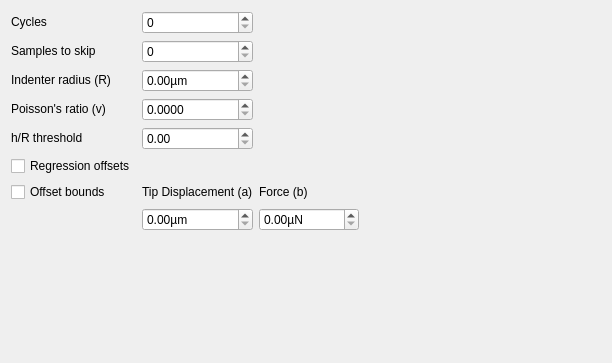
Old version of the form mech_analyser/experiment/microtester_g2/microindentation/view.ui in the repository ksonter95/InstronAnalyser.
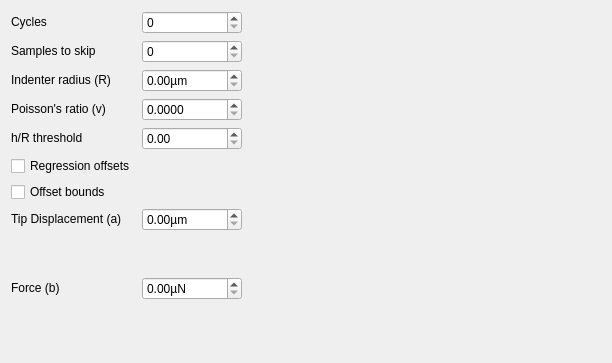
New version of the form.

Commit message: - aligned all labels and inputs in microindentation

The edit to the form file:
```diff
--- a/mech_analyser/experiment/microtester_g2/microindentation/view.ui
+++ b/mech_analyser/experiment/microtester_g2/microindentation/view.ui
@@ -43,7 +43,7 @@
      </property>
     </widget>
    </item>
-   <item row="0" column="3" rowspan="9">
+   <item row="0" column="3" rowspan="10">
     <spacer name="s_Horizontal">
      <property name="orientation">
       <enum>Qt::Orientation::Horizontal</enum>
@@ -225,7 +225,7 @@
      </property>
     </widget>
    </item>
-   <item row="6" column="1">
+   <item row="7" column="0">
     <widget class="QLabel" name="l_OffsetTipDisplacement">
      <property name="sizePolicy">
       <sizepolicy hsizetype="Fixed" vsizetype="Fixed">
@@ -241,22 +241,6 @@
      </property>
     </widget>
    </item>
-   <item row="6" column="2">
-    <widget class="QLabel" name="l_OffsetForce">
-     <property name="sizePolicy">
-      <sizepolicy hsizetype="Fixed" vsizetype="Fixed">
-       <horstretch>0</horstretch>
-       <verstretch>0</verstretch>
-      </sizepolicy>
-     </property>
-     <property name="toolTip">
-      <string>Offset that relates the measured force and indentation force.  It is the parameter b in the equation F = 4 / 3 * E / (1 - v^2) * R^0.5 * (h - a)^1.5 + b</string>
-     </property>
-     <property name="text">
-      <string>Force (b)</string>
-     </property>
-    </widget>
-   </item>
    <item row="7" column="1">
     <widget class="QDoubleSpinBox" name="sb_OffsetTipDisplacement">
      <property name="toolTip">
@@ -270,7 +254,23 @@
      </property>
     </widget>
    </item>
-   <item row="7" column="2">
+   <item row="8" column="0">
+    <widget class="QLabel" name="l_OffsetForce">
+     <property name="sizePolicy">
+      <sizepolicy hsizetype="Fixed" vsizetype="Fixed">
+       <horstretch>0</horstretch>
+       <verstretch>0</verstretch>
+      </sizepolicy>
+     </property>
+     <property name="toolTip">
+      <string>Offset that relates the measured force and indentation force.  It is the parameter b in the equation F = 4 / 3 * E / (1 - v^2) * R^0.5 * (h - a)^1.5 + b</string>
+     </property>
+     <property name="text">
+      <string>Force (b)</string>
+     </property>
+    </widget>
+   </item>
+   <item row="8" column="1">
     <widget class="QDoubleSpinBox" name="sb_OffsetForce">
      <property name="toolTip">
       <string>Offset that relates the measured force and indentation force.  It is the parameter b in the equation F = 4 / 3 * E / (1 - v^2) * R^0.5 * (h - a)^1.5 + b</string>
```
The commit also changes 1 other file.
